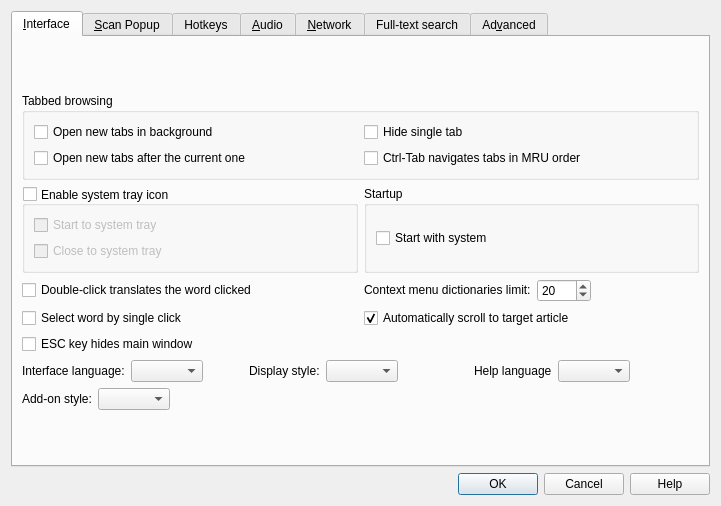
Above: preferences.ui from goldendict/goldendict before the change. Below: the same form after it.
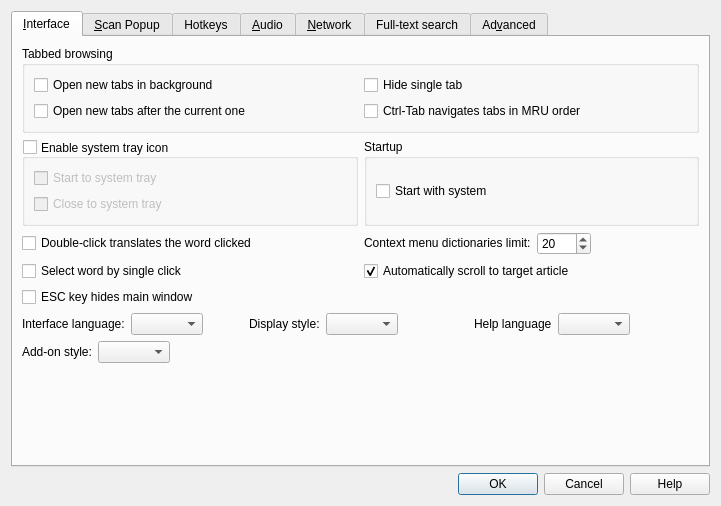
That is the form after the change. Icons and pictures are not drawn. Custom widgets are drawn as their Qt base class.

Commit message: ui:preference dialog,the top margin removed

Patch:
```diff
--- a/preferences.ui
+++ b/preferences.ui
@@ -47,141 +47,27 @@
        <string>&amp;Interface</string>
       </attribute>
       <layout class="QGridLayout" name="gridLayout_2">
-       <item row="2" column="1">
-        <widget class="QGroupBox" name="groupBox_2">
-         <property name="title">
-          <string>Startup</string>
+       <item row="9" column="0" colspan="2">
+        <spacer name="verticalSpacer">
+         <property name="orientation">
+          <enum>Qt::Vertical</enum>
          </property>
-         <layout class="QVBoxLayout" name="verticalLayout_2">
-          <item>
-           <widget class="QCheckBox" name="cbAutostart">
-            <property name="toolTip">
-             <string>Automatically starts GoldenDict after operation system bootup.</string>
-            </property>
-            <property name="text">
-             <string>Start with system</string>
-            </property>
-           </widget>
-          </item>
-         </layout>
-        </widget>
-       </item>
-       <item row="8" column="0" colspan="2">
-        <layout class="QHBoxLayout" name="horizontalLayout_4">
-         <item>
-          <widget class="QLabel" name="addonStylesLabel">
-           <property name="text">
-            <string>Add-on style:</string>
-           </property>
-          </widget>
-         </item>
-         <item>
-          <widget class="StylesComboBox" name="addonStyles"/>
-         </item>
-         <item>
-          <spacer name="horizontalSpacer_6">
-           <property name="orientation">
-            <enum>Qt::Horizontal</enum>
-           </property>
-           <property name="sizeHint" stdset="0">
-            <size>
-             <width>40</width>
-             <height>20</height>
-            </size>
-           </property>
-          </spacer>
-         </item>
-        </layout>
+         <property name="sizeHint" stdset="0">
+          <size>
+           <width>20</width>
+           <height>40</height>
+          </size>
+         </property>
+        </spacer>
        </item>
        <item row="2" column="0">
-        <widget class="QGroupBox" name="enableTrayIcon">
-         <property name="toolTip">
-          <string>When enabled, an icon appears in the system tray area which can be used
-to open main window and perform other tasks.</string>
-         </property>
-         <property name="title">
-          <string>Enable system tray icon</string>
-         </property>
-         <property name="alignment">
-          <set>Qt::AlignLeading|Qt::AlignLeft|Qt::AlignVCenter</set>
-         </property>
-         <property name="flat">
-          <bool>false</bool>
-         </property>
-         <property name="checkable">
-          <bool>true</bool>
-         </property>
-         <property name="checked">
-          <bool>false</bool>
-         </property>
-         <layout class="QVBoxLayout" name="verticalLayout">
-          <item>
-           <widget class="QCheckBox" name="startToTray">
-            <property name="toolTip">
-             <string>With this on, the application starts directly to system tray without showing
-its main window.</string>
-            </property>
-            <property name="text">
-             <string>Start to system tray</string>
-            </property>
-           </widget>
-          </item>
-          <item>
-           <widget class="QCheckBox" name="closeToTray">
-            <property name="toolTip">
-             <string>With this on, an attempt to close main window would hide it instead of closing
-the application.</string>
-            </property>
-            <property name="text">
-             <string>Close to system tray</string>
-            </property>
-           </widget>
-          </item>
-         </layout>
-        </widget>
-       </item>
-       <item row="3" column="0">
         <widget class="QCheckBox" name="doubleClickTranslates">
          <property name="text">
           <string>Double-click translates the word clicked</string>
          </property>
         </widget>
        </item>
-       <item row="5" column="0">
-        <widget class="QCheckBox" name="escKeyHidesMainWindow">
-         <property name="toolTip">
-          <string>Normally, pressing ESC key moves focus to the translation line.
-With this on however, it will hide the main window.</string>
-         </property>
-         <property name="text">
-          <string>ESC key hides main window</string>
-         </property>
-        </widget>
-       </item>
-       <item row="4" column="0">
-        <widget class="QCheckBox" name="selectBySingleClick">
-         <property name="toolTip">
-          <string>Turn this option on if you want to select words by single mouse click</string>
-         </property>
-         <property name="text">
-          <string>Select word by single click</string>
-         </property>
-        </widget>
-       </item>
        <item row="0" column="0" colspan="2">
-        <spacer name="verticalSpacer_8">
-         <property name="orientation">
-          <enum>Qt::Vertical</enum>
-         </property>
-         <property name="sizeHint" stdset="0">
-          <size>
-           <width>20</width>
-           <height>40</height>
-          </size>
-         </property>
-        </spacer>
-       </item>
-       <item row="1" column="0" colspan="2">
         <widget class="QGroupBox" name="groupBox">
          <property name="title">
           <string>Tabbed browsing</string>
@@ -231,7 +117,17 @@
          </layout>
         </widget>
        </item>
-       <item row="6" column="0" colspan="2">
+       <item row="3" column="0">
+        <widget class="QCheckBox" name="selectBySingleClick">
+         <property name="toolTip">
+          <string>Turn this option on if you want to select words by single mouse click</string>
+         </property>
+         <property name="text">
+          <string>Select word by single click</string>
+         </property>
+        </widget>
+       </item>
+       <item row="5" column="0" colspan="2">
         <layout class="QHBoxLayout" name="horizontalLayout_6">
          <item>
           <widget class="QLabel" name="label_6">
@@ -307,20 +203,127 @@
          </item>
         </layout>
        </item>
-       <item row="10" column="0" colspan="2">
-        <spacer name="verticalSpacer">
-         <property name="orientation">
-          <enum>Qt::Vertical</enum>
+       <item row="1" column="0">
+        <widget class="QGroupBox" name="enableTrayIcon">
+         <property name="toolTip">
+          <string>When enabled, an icon appears in the system tray area which can be used
+to open main window and perform other tasks.</string>
          </property>
-         <property name="sizeHint" stdset="0">
-          <size>
-           <width>20</width>
-           <height>40</height>
-          </size>
+         <property name="title">
+          <string>Enable system tray icon</string>
          </property>
-        </spacer>
+         <property name="alignment">
+          <set>Qt::AlignLeading|Qt::AlignLeft|Qt::AlignVCenter</set>
+         </property>
+         <property name="flat">
+          <bool>false</bool>
+         </property>
+         <property name="checkable">
+          <bool>true</bool>
+         </property>
+         <property name="checked">
+          <bool>false</bool>
+         </property>
+         <layout class="QVBoxLayout" name="verticalLayout">
+          <item>
+           <widget class="QCheckBox" name="startToTray">
+            <property name="toolTip">
+             <string>With this on, the application starts directly to system tray without showing
+its main window.</string>
+            </property>
+            <property name="text">
+             <string>Start to system tray</string>
+            </property>
+           </widget>
+          </item>
+          <item>
+           <widget class="QCheckBox" name="closeToTray">
+            <property name="toolTip">
+             <string>With this on, an attempt to close main window would hide it instead of closing
+the application.</string>
+            </property>
+            <property name="text">
+             <string>Close to system tray</string>
+            </property>
+           </widget>
+          </item>
+         </layout>
+        </widget>
+       </item>
+       <item row="7" column="0" colspan="2">
+        <layout class="QHBoxLayout" name="horizontalLayout_4">
+         <item>
+          <widget class="QLabel" name="addonStylesLabel">
+           <property name="text">
+            <string>Add-on style:</string>
+           </property>
+          </widget>
+         </item>
+         <item>
+          <widget class="StylesComboBox" name="addonStyles"/>
+         </item>
+         <item>
+          <spacer name="horizontalSpacer_6">
+           <property name="orientation">
+            <enum>Qt::Horizontal</enum>
+           </property>
+           <property name="sizeHint" stdset="0">
+            <size>
+             <width>40</width>
+             <height>20</height>
+            </size>
+           </property>
+          </spacer>
+         </item>
+        </layout>
        </item>
        <item row="3" column="1">
+        <widget class="QCheckBox" name="autoScrollToTargetArticle">
+         <property name="toolTip">
+          <string>Normally, clicking on a link, double-clicking on a word or looking up
+selection in an article loads the translation and almost immediately
+scrolls to the article from the same dictionary. With this option off,
+however, the article from the topmost dictionary is shown.</string>
+         </property>
+         <property name="text">
+          <string>Automatically scroll to target article</string>
+         </property>
+         <property name="checked">
+          <bool>true</bool>
+         </property>
+        </widget>
+       </item>
+       <item row="1" column="1">
+        <widget class="QGroupBox" name="groupBox_2">
+         <property name="title">
+          <string>Startup</string>
+         </property>
+         <layout class="QVBoxLayout" name="verticalLayout_2">
+          <item>
+           <widget class="QCheckBox" name="cbAutostart">
+            <property name="toolTip">
+             <string>Automatically starts GoldenDict after operation system bootup.</string>
+            </property>
+            <property name="text">
+             <string>Start with system</string>
+            </property>
+           </widget>
+          </item>
+         </layout>
+        </widget>
+       </item>
+       <item row="4" column="0">
+        <widget class="QCheckBox" name="escKeyHidesMainWindow">
+         <property name="toolTip">
+          <string>Normally, pressing ESC key moves focus to the translation line.
+With this on however, it will hide the main window.</string>
+         </property>
+         <property name="text">
+          <string>ESC key hides main window</string>
+         </property>
+        </widget>
+       </item>
+       <item row="2" column="1">
         <layout class="QHBoxLayout" name="horizontalLayout_13">
          <item>
           <widget class="QLabel" name="maxDictsInContextMenuLabel">
@@ -369,22 +372,6 @@
          </item>
         </layout>
        </item>
-       <item row="4" column="1">
-        <widget class="QCheckBox" name="autoScrollToTargetArticle">
-         <property name="toolTip">
-          <string>Normally, clicking on a link, double-clicking on a word or looking up
-selection in an article loads the translation and almost immediately
-scrolls to the article from the same dictionary. With this option off,
-however, the article from the topmost dictionary is shown.</string>
-         </property>
-         <property name="text">
-          <string>Automatically scroll to target article</string>
-         </property>
-         <property name="checked">
-          <bool>true</bool>
-         </property>
-        </widget>
-       </item>
       </layout>
      </widget>
      <widget class="QWidget" name="tab_4">
```
Left out of the diff: 52 changed lines with no effect on the pictures.
